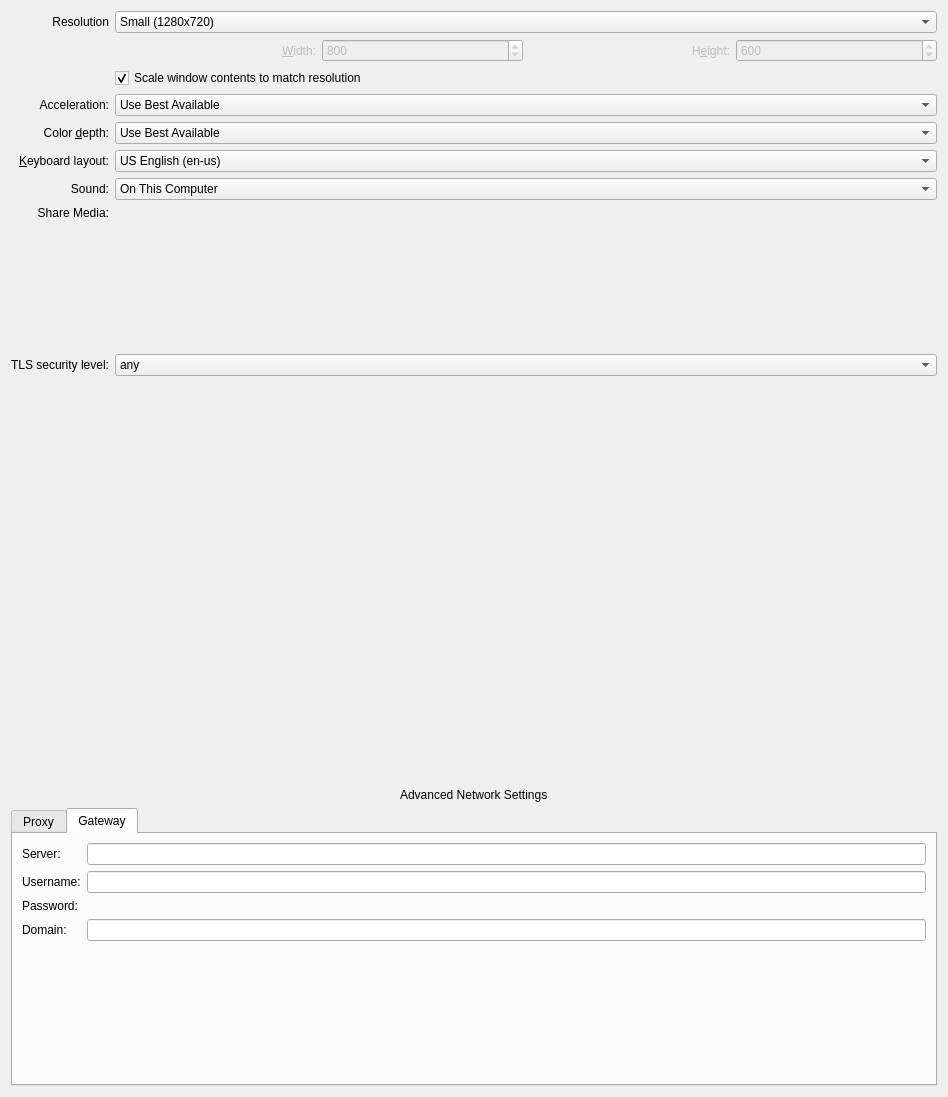
Qt form rdp/rdppreferences.ui (KDE/krdc) before a commit.
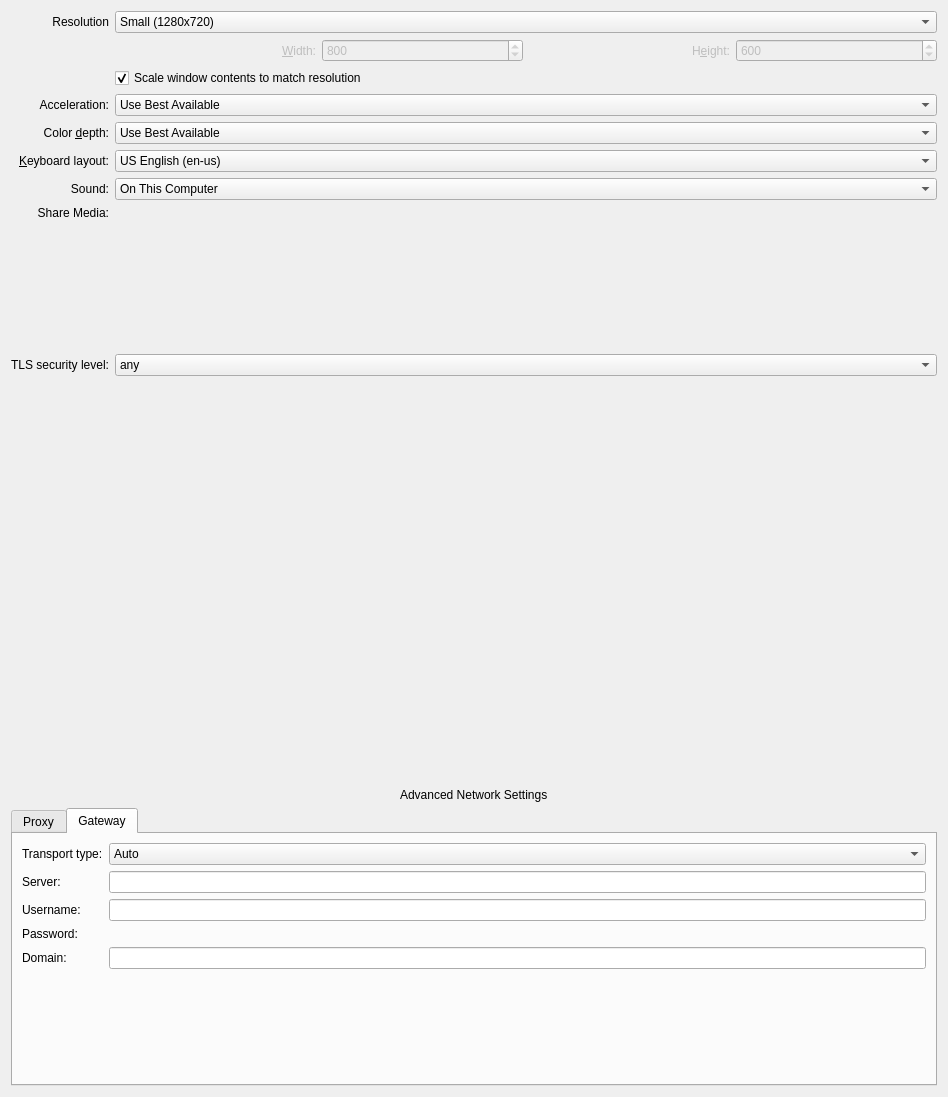
The same form after that commit. The open tabs and pages were chosen to show the change. Custom widgets are drawn as their Qt base class.

Commit message: Add comboboxes instead

Patch:
```diff
--- a/rdp/rdppreferences.ui
+++ b/rdp/rdppreferences.ui
@@ -673,46 +673,78 @@
       <layout class="QVBoxLayout" name="verticalLayout_9">
        <item>
         <layout class="QFormLayout" name="gatewayFormLayout">
-         <item row="0" column="0">
+         <item row="1" column="0">
           <widget class="QLabel" name="gServerLabel">
            <property name="text">
             <string>Server:</string>
            </property>
           </widget>
          </item>
-         <item row="3" column="0">
+         <item row="4" column="0">
           <widget class="QLabel" name="gDomainLabel">
            <property name="text">
             <string>Domain:</string>
            </property>
           </widget>
          </item>
-         <item row="1" column="0">
+         <item row="2" column="0">
           <widget class="QLabel" name="gUsernameLabel">
            <property name="text">
             <string>Username:</string>
            </property>
           </widget>
          </item>
-         <item row="2" column="0">
+         <item row="3" column="0">
           <widget class="QLabel" name="gPasswordLabel">
            <property name="text">
             <string>Password:</string>
            </property>
           </widget>
          </item>
-         <item row="0" column="1">
+         <item row="1" column="1">
           <widget class="KLineEdit" name="gServerLineEdit"/>
          </item>
-         <item row="1" column="1">
+         <item row="2" column="1">
           <widget class="KLineEdit" name="gUsernameLineEdit"/>
          </item>
-         <item row="3" column="1">
+         <item row="4" column="1">
           <widget class="KLineEdit" name="gDomainLineEdit"/>
          </item>
-         <item row="2" column="1">
+         <item row="3" column="1">
           <widget class="KPasswordLineEdit" name="gPasswordLineEdit"/>
          </item>
+         <item row="0" column="0">
+          <widget class="QLabel" name="gTransportTypeLabel">
+           <property name="text">
+            <string>Transport type:</string>
+           </property>
+          </widget>
+         </item>
+         <item row="0" column="1">
+          <widget class="QComboBox" name="qTransportTypeBox">
+           <property name="sizePolicy">
+            <sizepolicy hsizetype="Expanding" vsizetype="Fixed">
+             <horstretch>0</horstretch>
+             <verstretch>0</verstretch>
+            </sizepolicy>
+           </property>
+           <item>
+            <property name="text">
+             <string>Auto</string>
+            </property>
+           </item>
+           <item>
+            <property name="text">
+             <string>HTTP</string>
+            </property>
+           </item>
+           <item>
+            <property name="text">
+             <string>RPC</string>
+            </property>
+           </item>
+          </widget>
+         </item>
         </layout>
        </item>
       </layout>
```
Left out of the diff: 57 changed lines with no effect on the pictures.
